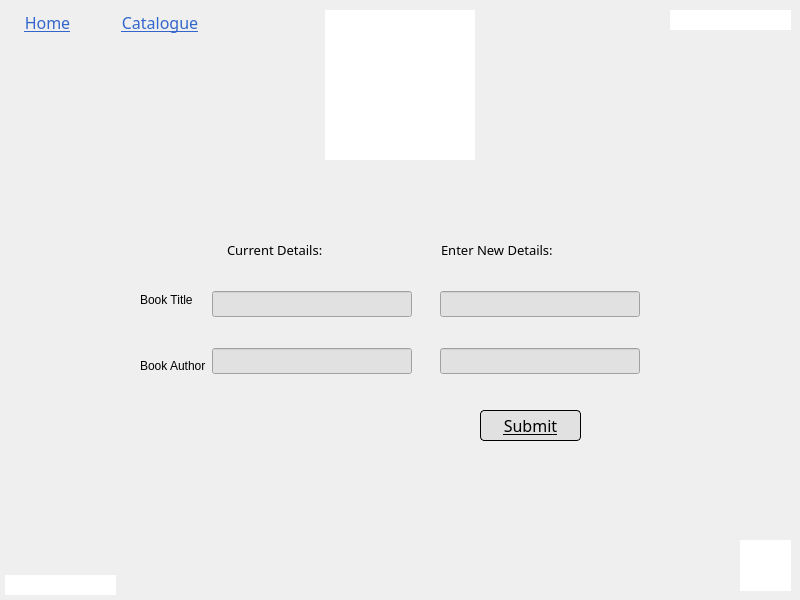
The window that edit_book_screen.ui (MrCooperGit/Assessment-2_Library-Management-System) describes before a commit, drawn with Qt 5.
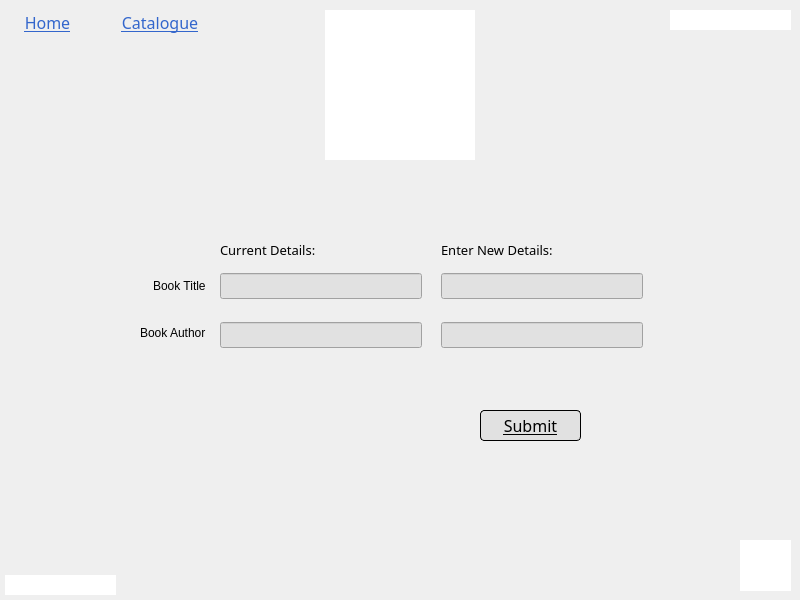
The same window after the commit.

Commit message: Fixed label spacing across multiple screens

The edit to the form file:
```diff
--- a/edit_book_screen.ui
+++ b/edit_book_screen.ui
@@ -203,7 +203,7 @@
   <widget class="QLabel" name="label">
    <property name="geometry">
     <rect>
-     <x>227</x>
+     <x>220</x>
      <y>240</y>
      <width>101</width>
      <height>20</height>
@@ -222,35 +222,15 @@
     <string>Current Details:</string>
    </property>
   </widget>
-  <widget class="QWidget" name="layoutWidget">
+  <widget class="QWidget" name="">
    <property name="geometry">
     <rect>
-     <x>140</x>
-     <y>270</y>
-     <width>500</width>
-     <height>126</height>
+     <x>220</x>
+     <y>260</y>
+     <width>202</width>
+     <height>101</height>
     </rect>
    </property>
-   <layout class="QHBoxLayout" name="horizontalLayout">
-    <item>
-     <layout class="QVBoxLayout" name="verticalLayout_3">
-      <item>
-       <widget class="QLabel" name="label_3">
-        <property name="text">
-         <string>Book Title</string>
-        </property>
-       </widget>
-      </item>
-      <item>
-       <widget class="QLabel" name="label_4">
-        <property name="text">
-         <string>Book Author</string>
-        </property>
-       </widget>
-      </item>
-     </layout>
-    </item>
-    <item>
      <layout class="QVBoxLayout" name="verticalLayout">
       <property name="spacing">
        <number>10</number>
@@ -294,21 +274,16 @@
        </widget>
       </item>
      </layout>
-    </item>
-    <item>
-     <spacer name="horizontalSpacer">
-      <property name="orientation">
-       <enum>Qt::Horizontal</enum>
-      </property>
-      <property name="sizeHint" stdset="0">
-       <size>
-        <width>60</width>
-        <height>20</height>
-       </size>
-      </property>
-     </spacer>
-    </item>
-    <item>
+  </widget>
+  <widget class="QWidget" name="">
+   <property name="geometry">
+    <rect>
+     <x>441</x>
+     <y>260</y>
+     <width>202</width>
+     <height>101</height>
+    </rect>
+   </property>
      <layout class="QVBoxLayout" name="verticalLayout_2">
       <property name="spacing">
        <number>10</number>
@@ -352,8 +327,32 @@
        </widget>
       </item>
      </layout>
-    </item>
-   </layout>
+  </widget>
+  <widget class="QLabel" name="label_4">
+   <property name="geometry">
+    <rect>
+     <x>140</x>
+     <y>325</y>
+     <width>67</width>
+     <height>16</height>
+    </rect>
+   </property>
+   <property name="text">
+    <string>Book Author</string>
+   </property>
+  </widget>
+  <widget class="QLabel" name="label_3">
+   <property name="geometry">
+    <rect>
+     <x>153</x>
+     <y>278</y>
+     <width>52</width>
+     <height>16</height>
+    </rect>
+   </property>
+   <property name="text">
+    <string>Book Title</string>
+   </property>
   </widget>
  </widget>
  <resources/>
```
Lines whose indentation alone changed are shown as unchanged. The commit also changes 3 other files.
